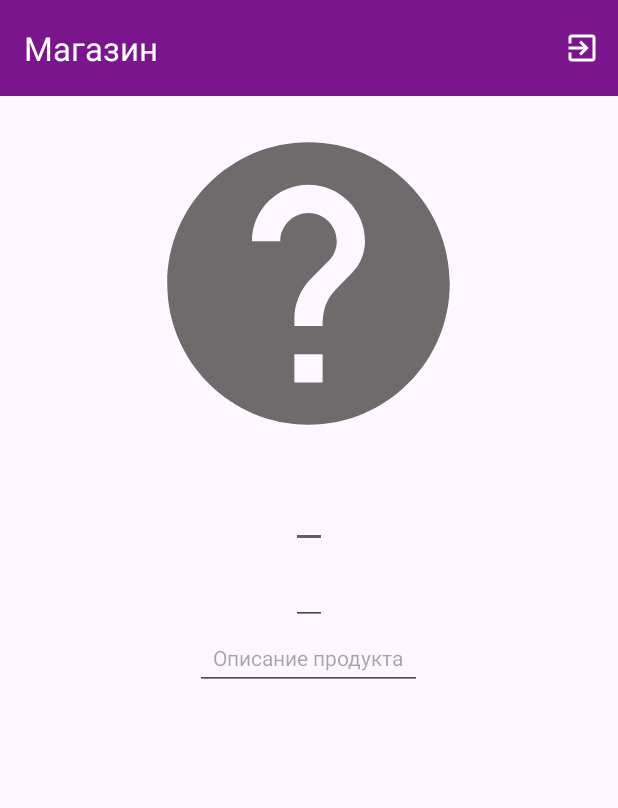
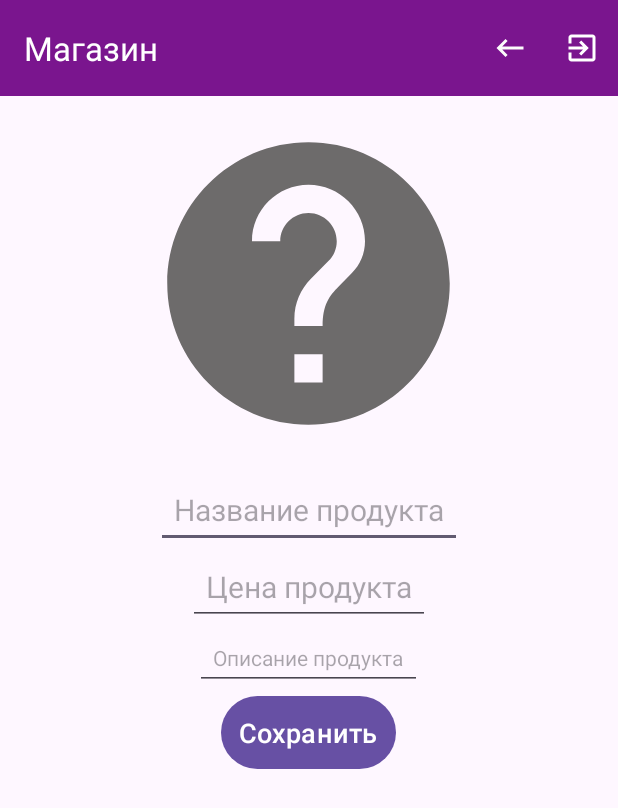
Before and after one commit to Hellion2008/Android_ShopListProduct, an Android app: the DetailsProductActivity screen opened directly, with no data from a screen before it, on a phone screen of 412 x 824 dp. Shown: the top 808 px of the screen. Run offline under Robolectric (Android 15) with nearby library versions, the phone set to English and light mode, and no system bars; 1 statement that could not run was skipped.

Commit message:
fixed DetailActivity, app done

```diff
--- /dev/null
+++ b/app/src/main/res/drawable/ic_back.xml
@@ -0,0 +1,5 @@
+<vector xmlns:android="http://schemas.android.com/apk/res/android" android:autoMirrored="true" android:height="24dp" android:tint="#FBFBFB" android:viewportHeight="24" android:viewportWidth="24" android:width="24dp">
+
+    <path android:fillColor="@android:color/white" android:pathData="M21,11H6.83l3.58,-3.59L9,6l-6,6 6,6 1.41,-1.41L6.83,13H21z"/>
+
+</vector>
--- a/app/src/main/res/layout/activity_details_product.xml
+++ b/app/src/main/res/layout/activity_details_product.xml
@@ -48,4 +48,13 @@
         android:textSize="14dp"
         android:padding="12dp"
         android:hint="@string/hint_product_description_edit_text"/>
+
+    <Button
+        android:id="@+id/detailSaveBTN"
+        android:layout_width="wrap_content"
+        android:layout_height="wrap_content"
+        android:text="@string/name_text_save_button"
+        android:padding="12dp"
+        android:textSize="18dp"/>
+
 </LinearLayout>
--- a/app/src/main/res/menu/main_menu.xml
+++ b/app/src/main/res/menu/main_menu.xml
@@ -1,6 +1,13 @@
 <?xml version="1.0" encoding="utf-8"?>
 <menu xmlns:android="http://schemas.android.com/apk/res/android"
     xmlns:app="http://schemas.android.com/apk/res-auto">
+
+    <item
+        android:id="@+id/backMenuMain"
+        android:orderInCategory="50"
+        android:title="@string/menu_text_back"
+        android:icon="@drawable/ic_back"
+        app:showAsAction="always"/>
 
     <item
         android:id="@+id/exitMenuMain"
--- a/app/src/main/res/values/strings.xml
+++ b/app/src/main/res/values/strings.xml
@@ -8,4 +8,6 @@
     <string name="exit">Выход</string>
     <string name="hint_price_edit_text">Цена продукта</string>
     <string name="hint_product_description_edit_text">Описание продукта</string>
+    <string name="name_text_save_button">Сохранить</string>
+    <string name="menu_text_back">Назад</string>
 </resources>
```
Also changed, not shown: app/src/main/java/ru/urban/android_shoplistproduct/DetailsProductActivity.kt (+68 -3 lines), app/src/main/java/ru/urban/android_shoplistproduct/ShopListProductActivity.kt (+28 -10 lines).
